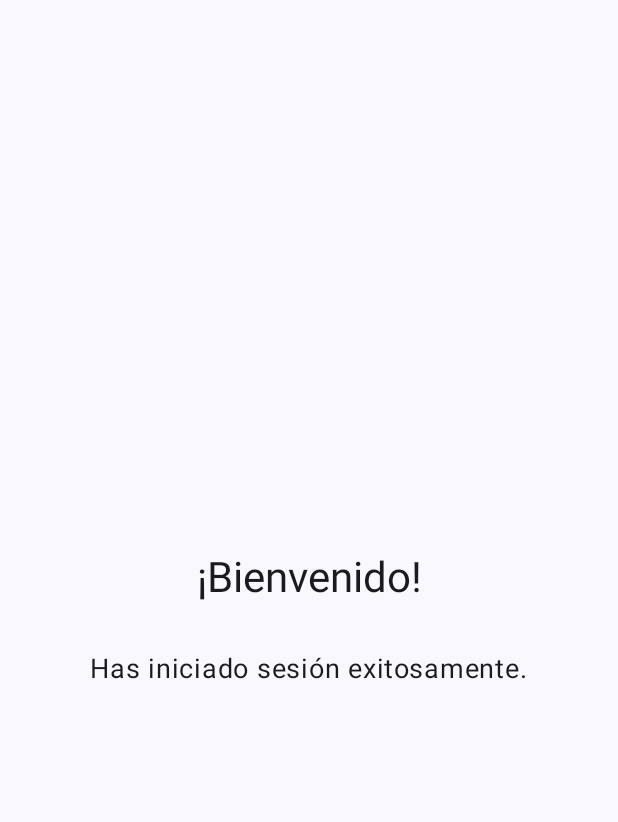
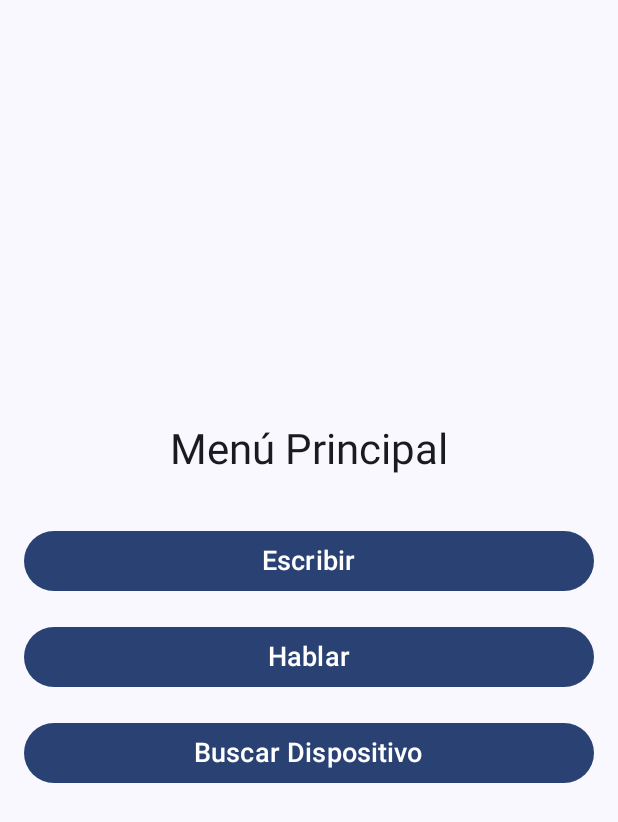
Before and after one commit to afernandezduoc/AccesibilidadAuditiva, an Android app built with Jetpack Compose: the HomeScreen screen opened through its navigation route, on a phone screen of 412 x 824 dp. Shown: the top 822 px of the screen. Run offline under Robolectric (Android 15) with nearby library versions, the phone set to English and light mode, and no system bars; our stand-ins replace Firebase (no records; nobody signed in at launch, a user with empty details on screens opened directly).

Commit message:
Se modifica HomeScreen para agregar accesos a las vistas de Escribir, Hablar y Encontrar dispositivo

```diff
--- a/app/src/main/java/com/example/accesibilidadauditiva/HomeScreen.kt
+++ b/app/src/main/java/com/example/accesibilidadauditiva/HomeScreen.kt
@@ -5,12 +5,14 @@ import androidx.compose.material3.*
 import androidx.compose.runtime.Composable
 import androidx.compose.ui.Alignment
 import androidx.compose.ui.Modifier
-import androidx.compose.ui.tooling.preview.Preview
 import androidx.compose.ui.unit.dp
 import androidx.compose.ui.unit.sp
+import androidx.navigation.NavHostController
+import androidx.navigation.compose.rememberNavController
+import androidx.compose.ui.tooling.preview.Preview
 
 @Composable
-fun HomeScreen() {
+fun HomeScreen(navController: NavHostController) {
     Column(
         modifier = Modifier
             .fillMaxSize()
@@ -19,21 +21,49 @@ fun HomeScreen() {
         verticalArrangement = Arrangement.Center
     ) {
         Text(
-            text = "¡Bienvenido!",
+            text = "Menú Principal",
             style = MaterialTheme.typography.headlineMedium,
             modifier = Modifier.padding(bottom = 32.dp)
         )
 
-        Text(
-            text = "Has iniciado sesión exitosamente.",
-            style = MaterialTheme.typography.bodyLarge,
-            fontSize = 18.sp
-        )
+        Button(
+            onClick = {
+                navController.navigate("escribir")
+            },
+            modifier = Modifier
+                .fillMaxWidth()
+                .padding(bottom = 16.dp)
+        ) {
+            Text("Escribir", fontSize = 18.sp)
+        }
+
+        Button(
+            onClick = {
+                navController.navigate("hablar")
+            },
+            modifier = Modifier
+                .fillMaxWidth()
+                .padding(bottom = 16.dp)
+        ) {
+            Text("Hablar", fontSize = 18.sp)
+        }
+
+        Button(
+            onClick = {
+                navController.navigate("buscarDispositivo")
+            },
+            modifier = Modifier
+                .fillMaxWidth()
+                .padding(bottom = 16.dp)
+        ) {
+            Text("Buscar Dispositivo", fontSize = 18.sp)
+        }
     }
 }
 
 @Preview(showBackground = true)
 @Composable
 fun HomeScreenPreview() {
-    HomeScreen()
+    val navController = rememberNavController()
+    HomeScreen(navController = navController)
 }
--- a/app/src/main/java/com/example/accesibilidadauditiva/MainActivity.kt
+++ b/app/src/main/java/com/example/accesibilidadauditiva/MainActivity.kt
@@ -58,7 +58,7 @@ fun MainScreen(navController: NavHostController, isAuthenticated: Boolean, onLog
             composable("login") {
                 LoginScreen(navController, onLoginSuccess) // Pasar la función para actualizar el estado de autenticación
             }
-            composable("home") { HomeScreen() }
+            composable("home") { HomeScreen(navController) }
             composable("register") { RegisterScreen(navController) }
             composable("recovery") { PasswordRecoveryScreen(navController) }
             composable("profile") { ProfileScreen() }
--- /dev/null
+++ b/app/src/main/java/com/example/accesibilidadauditiva/ui/theme/EscribirScreen.kt
@@ -0,0 +1 @@
+package com.example.accesibilidadauditiva.ui.theme
```
